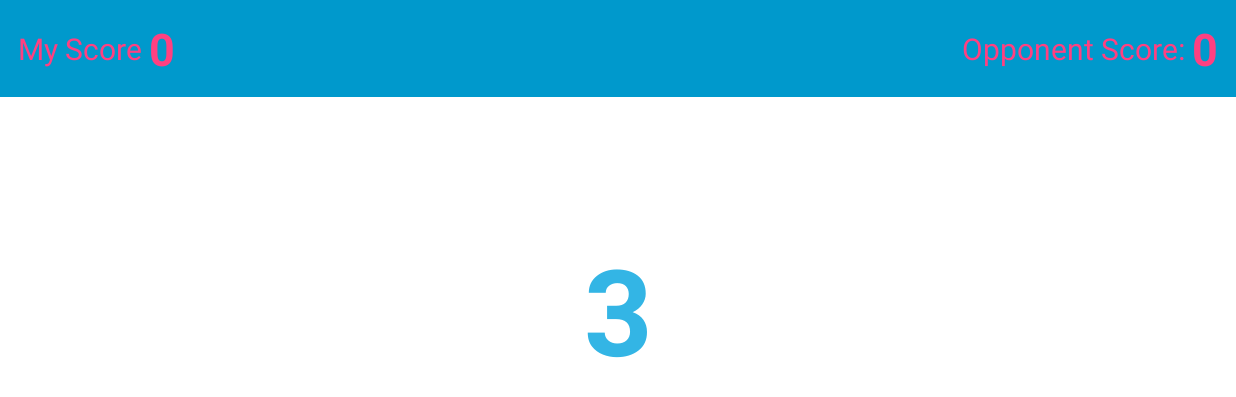
After one commit to kevinvanzyl/showdown-at-high-noon, an Android app: the MultiplayerGameActivity screen opened directly, with no data from a screen before it, on a phone screen of 824 x 412 dp (held sideways). The commit adds this screen. Shown: the top 397 px of the screen. Run offline under Robolectric (Android 15) with nearby library versions, the phone set to English and light mode, and no system bars.

Commit message:
Multiplayer game started

```diff
--- /dev/null
+++ b/app/src/main/java/codes/kevinvanzyl/showdownathighnoon/activities/multiplayer/MultiplayerGameActivity.java
@@ -0,0 +1,289 @@
+package codes.kevinvanzyl.showdownathighnoon.activities.multiplayer;
+
+import android.annotation.SuppressLint;
+import android.content.Context;
+import android.hardware.Sensor;
+import android.hardware.SensorManager;
+import android.os.CountDownTimer;
+import android.support.v4.content.ContextCompat;
+import android.support.v7.app.ActionBar;
+import android.support.v7.app.AppCompatActivity;
+import android.os.Bundle;
+import android.os.Handler;
+import android.view.MotionEvent;
+import android.view.View;
+import android.widget.ImageView;
+import android.widget.LinearLayout;
+import android.widget.TextView;
+import android.widget.Toast;
+
+import java.util.Random;
+
+import codes.kevinvanzyl.showdownathighnoon.R;
+
+/**
+ * An example full-screen activity that shows and hides the system UI (i.e.
+ * status bar and navigation/system bar) with user interaction.
+ */
+public class MultiplayerGameActivity extends AppCompatActivity {
+
+    private static final int DIRECTION_UP = 0;
+    private static final int DIRECTION_DOWN = 1;
+    private static final int DIRECTION_LEFT = 2;
+    private static final int DIRECTION_RIGHT = 3;
+    private static final int DIRECTION_NONE = -1;
+
+    /**
+     * Whether or not the system UI should be auto-hidden after
+     * {@link #AUTO_HIDE_DELAY_MILLIS} milliseconds.
+     */
+    private static final boolean AUTO_HIDE = true;
+
+    /**
+     * If {@link #AUTO_HIDE} is set, the number of milliseconds to wait after
+     * user interaction before hiding the system UI.
+     */
+    private static final int AUTO_HIDE_DELAY_MILLIS = 300;
+
+    /**
+     * Some older devices needs a small delay between UI widget updates
+     * and a change of the status and navigation bar.
+     */
+    private static final int UI_ANIMATION_DELAY = 300;
+    private final Handler mHideHandler = new Handler();
+    private View mContentView;
+    private final Runnable mHidePart2Runnable = new Runnable() {
+        @SuppressLint("InlinedApi")
+        @Override
+        public void run() {
+            // Delayed removal of status and navigation bar
+
+            // Note that some of these constants are new as of API 16 (Jelly Bean)
+            // and API 19 (KitKat). It is safe to use them, as they are inlined
+            // at compile-time and do nothing on earlier devices.
+            mContentView.setSystemUiVisibility(View.SYSTEM_UI_FLAG_LOW_PROFILE
+                    | View.SYSTEM_UI_FLAG_FULLSCREEN
+                    | View.SYSTEM_UI_FLAG_LAYOUT_STABLE
+                    | View.SYSTEM_UI_FLAG_IMMERSIVE_STICKY
+                    | View.SYSTEM_UI_FLAG_LAYOUT_HIDE_NAVIGATION
+                    | View.SYSTEM_UI_FLAG_HIDE_NAVIGATION);
+        }
+    };
+    private final Runnable mShowPart2Runnable = new Runnable() {
+        @Override
+        public void run() {
+            // Delayed display of UI elements
+            ActionBar actionBar = getSupportActionBar();
+            if (actionBar != null) {
+                actionBar.show();
+            }
+        }
+    };
+    private boolean mVisible;
+    private final Runnable mHideRunnable = new Runnable() {
+        @Override
+        public void run() {
+            hide();
+        }
+    };
+    /**
+     * Touch listener to use for in-layout UI controls to delay hiding the
+     * system UI. This is to prevent the jarring behavior of controls going away
+     * while interacting with activity UI.
+     */
+    private final View.OnTouchListener mDelayHideTouchListener = new View.OnTouchListener() {
+        @Override
+        public boolean onTouch(View view, MotionEvent motionEvent) {
+            if (AUTO_HIDE) {
+                delayedHide(AUTO_HIDE_DELAY_MILLIS);
+            }
+            return false;
+        }
+    };
+
+    private TextView txtCountDown;
+    private TextView txtMyScore;
+    private TextView txtOpponentScore;
+    private LinearLayout layoutArrow;
+    private ImageView imgArrow;
+
+    private int currentDirection = DIRECTION_NONE;
+    private float[] mGravity;
+    private float[] mGeomagnetic;
+    private float azimut;
+    private float pitch;
+    private float roll;
+
+    SensorManager sensorManager;
+    Sensor accSensor;
+    Sensor magSensor;
+
+    private int playerAScore = 0;
+    private int playerBScore = 0;
+    private boolean IAmPlayerA;
+
+    private final Handler countdownHandler = new Handler();
+
+    @Override
+    protected void onCreate(Bundle savedInstanceState) {
+        super.onCreate(savedInstanceState);
+
+        setContentView(R.layout.activity_multiplayer_game);
+
+        mVisible = true;
+        mContentView = findViewById(R.id.fullscreen_content);
+
+        txtCountDown = (TextView) findViewById(R.id.text_countdown);
+        txtMyScore = (TextView) findViewById(R.id.text_my_score);
+        txtOpponentScore = (TextView) findViewById(R.id.text_opponent_score);
+
+        layoutArrow = (LinearLayout) findViewById(R.id.layout_image_arrow);
+        imgArrow = (ImageView) findViewById(R.id.image_arrow);
+
+        // Set up the user interaction to manually show or hide the system UI.
+        mContentView.setOnClickListener(new View.OnClickListener() {
+            @Override
+            public void onClick(View view) {
+                toggle();
+            }
+        });
+
+        sensorManager = (SensorManager) getSystemService(Context.SENSOR_SERVICE);
+        accSensor = sensorManager.getDefaultSensor(Sensor.TYPE_ACCELEROMETER);
+        magSensor = sensorManager.getDefaultSensor(Sensor.TYPE_MAGNETIC_FIELD);
+
+        startCountDown();
+    }
+
+    private void startCountDown() {
+
+        new CountDownTimer(4000, 1000) {
+
+            public void onTick(long millisUntilFinished) {
+                txtCountDown.setText("" + millisUntilFinished / 1000);
+            }
+
+            public void onFinish() {
+                txtCountDown.setVisibility(View.GONE);
+                playGame();
+            }
+        }.start();
+    }
+
+    private void playGame() {
+        if (playerAScore < 10 && playerBScore < 10) {
+
+            nextRound();
+        }
+        else {
+            txtCountDown.setVisibility(View.VISIBLE);
+            txtCountDown.setTextColor(ContextCompat.getColor(this, R.color.blue_heading));
+
+            if (IAmPlayerA && playerAScore == 10) {
+                txtCountDown.setText("Player A wins!");
+            }
+            else {
+                txtCountDown.setText("Player B wins!");
+            }
+
+            countdownHandler.postDelayed(new Runnable() {
+                @Override
+                public void run() {
+                    finish();
+                }
+            }, 3000);
+        }
+    }
+
+    private void nextRound() {
+
+        Toast.makeText(this, "Round Started", Toast.LENGTH_SHORT).show();
+
+        Random r = new Random();
+        int random = r.nextInt(9 - 2) + 2; //random number from 2 to 8 inclusive
+
+        final int randomDirection = r.nextInt(4);
+        final int arrowDrawable = getArrowDrawable(randomDirection);
+
+        countdownHandler.postDelayed(new Runnable() {
+            @Override
+            public void run() {
+                layoutArrow.setVisibility(View.VISIBLE);
+                imgArrow.setImageResource(arrowDrawable);
+
+
+                currentDirection = DIRECTION_NONE;
+
+
+            }
+        }, random*1000);
+    }
+
+    public int getArrowDrawable(int direction) {
+
+        if (direction == DIRECTION_UP) {
+            return R.drawable.ic_arrow_upward_accent_24dp;
+        }
+        else if (direction == DIRECTION_DOWN) {
+            return R.drawable.ic_arrow_downward_accent_24dp;
+        }
+        else if (direction == DIRECTION_LEFT) {
+            return R.drawable.ic_arrow_back_accent_24dp;
+        }
+        else {
+            return R.drawable.ic_arrow_forward_accent_24dp;
+        }
+    }
+
+    @Override
+    protected void onPostCreate(Bundle savedInstanceState) {
+        super.onPostCreate(savedInstanceState);
+
+        // Trigger the initial hide() shortly after the activity has been
+        // created, to briefly hint to the user that UI controls
+        // are available.
+        delayedHide(100);
+    }
+
+    private void toggle() {
+        if (mVisible) {
+            hide();
+        } else {
+            show();
+        }
+    }
+
+    private void hide() {
+        // Hide UI first
+        ActionBar actionBar = getSupportActionBar();
+        if (actionBar != null) {
+            actionBar.hide();
+        }
+        mVisible = false;
+
+        // Schedule a runnable to remove the status and navigation bar after a delay
+        mHideHandler.removeCallbacks(mShowPart2Runnable);
+        mHideHandler.postDelayed(mHidePart2Runnable, UI_ANIMATION_DELAY);
+    }
+
+    @SuppressLint("InlinedApi")
+    private void show() {
+        // Show the system bar
+        mContentView.setSystemUiVisibility(View.SYSTEM_UI_FLAG_LAYOUT_FULLSCREEN
+                | View.SYSTEM_UI_FLAG_LAYOUT_HIDE_NAVIGATION);
+        mVisible = true;
+
+        // Schedule a runnable to display UI elements after a delay
+        mHideHandler.removeCallbacks(mHidePart2Runnable);
+        mHideHandler.postDelayed(mShowPart2Runnable, UI_ANIMATION_DELAY);
+    }
+
+    /**
+     * Schedules a call to hide() in delay milliseconds, canceling any
+     * previously scheduled calls.
+     */
+    private void delayedHide(int delayMillis) {
+        mHideHandler.removeCallbacks(mHideRunnable);
+        mHideHandler.postDelayed(mHideRunnable, delayMillis);
+    }
+}
--- /dev/null
+++ b/app/src/main/res/layout/activity_multiplayer_game.xml
@@ -0,0 +1,110 @@
+<FrameLayout xmlns:android="http://schemas.android.com/apk/res/android"
+             xmlns:tools="http://schemas.android.com/tools"
+             android:layout_width="match_parent"
+             android:layout_height="match_parent"
+             tools:context="codes.kevinvanzyl.showdownathighnoon.activities.single_player.SinglePlayerGameActivity">
+
+    <!-- The primary full-screen view. This can be replaced with whatever view
+         is needed to present your content, e.g. VideoView, SurfaceView,
+         TextureView, etc. -->
+    <LinearLayout
+        android:id="@+id/fullscreen_content"
+        android:orientation="vertical"
+        android:background="@color/white"
+        android:layout_width="match_parent"
+        android:layout_height="match_parent">
+
+        <RelativeLayout
+            android:id="@+id/score_board"
+            android:background="@color/blue_overlay"
+            android:layout_width="match_parent"
+            android:layout_height="wrap_content">
+
+            <LinearLayout
+                android:orientation="horizontal"
+                android:padding="12dp"
+                android:layout_alignParentLeft="true"
+                android:layout_width="wrap_content"
+                android:layout_height="wrap_content">
+
+                <TextView
+                    android:textColor="@color/colorAccent"
+                    android:text="My Score "
+                    android:textSize="20sp"
+                    android:gravity="center_vertical"
+                    android:layout_width="wrap_content"
+                    android:layout_height="match_parent"/>
+
+                <TextView
+                    android:id="@+id/text_my_score"
+                    android:textColor="@color/colorAccent"
+                    android:text="0"
+                    android:textSize="30sp"
+                    android:textStyle="bold"
+                    android:gravity="center_vertical"
+                    android:layout_width="wrap_content"
+                    android:layout_height="match_parent"/>
+
+            </LinearLayout>
+
+            <LinearLayout
+                android:orientation="horizontal"
+                android:padding="12dp"
+                android:layout_alignParentRight="true"
+                android:layout_width="wrap_content"
+                android:layout_height="wrap_content">
+
+                <TextView
+                    android:textColor="@color/colorAccent"
+                    android:text="Opponent Score: "
+                    android:textSize="20sp"
+                    android:gravity="center_vertical"
+                    android:layout_width="wrap_content"
+                    android:layout_height="match_parent"/>
+
+                <TextView
+                    android:id="@+id/text_opponent_score"
+                    android:textColor="@color/colorAccent"
+                    android:text="0"
+                    android:textSize="30sp"
+                    android:textStyle="bold"
+                    android:gravity="center_vertical"
+                    android:layout_width="wrap_content"
+                    android:layout_height="match_parent"/>
+
+            </LinearLayout>
+
+
+        </RelativeLayout>
+
+    </LinearLayout>
+    <TextView
+        android:id="@+id/text_countdown"
+        android:layout_width="match_parent"
+        android:layout_height="match_parent"
+        android:gravity="center"
+        android:keepScreenOn="true"
+        android:text="3"
+        android:textColor="#33b5e5"
+        android:textSize="80sp"
+        android:textStyle="bold"/>
+
+    <LinearLayout
+        android:id="@+id/layout_image_arrow"
+        android:orientation="horizontal"
+        android:visibility="gone"
+        android:gravity="center"
+        android:keepScreenOn="true"
+        android:layout_width="match_parent"
+        android:layout_height="match_parent">
+
+        <ImageView
+            android:id="@+id/image_arrow"
+            android:layout_width="96dp"
+            android:layout_height="96dp"
+            />
+
+    </LinearLayout>
+
+
+</FrameLayout>
--- a/app/src/main/res/values/strings.xml
+++ b/app/src/main/res/values/strings.xml
@@ -19,4 +19,6 @@
     <string name="title_activity_single_player_game">Single Player</string>
     <string name="sign_in_why">You must sign in with your google play account to play multiplayer in real time.</string>
     <string name="signin_other_error">There was an issue with sign in. Please try again later.</string>
+
+    <string name="title_activity_multiplayer_game">MultiplayerGameActivity</string>
 </resources>
```
Also changed, not shown: app/src/main/AndroidManifest.xml (+13 -6 lines), app/src/main/java/codes/kevinvanzyl/showdownathighnoon/activities/multiplayer/MultiplayerActivity.java (+37 -5 lines), app/src/main/res/layout/activity_main.xml (+6 -3 lines), app/src/main/res/layout/activity_multiplayer.xml (+42 -12 lines).
